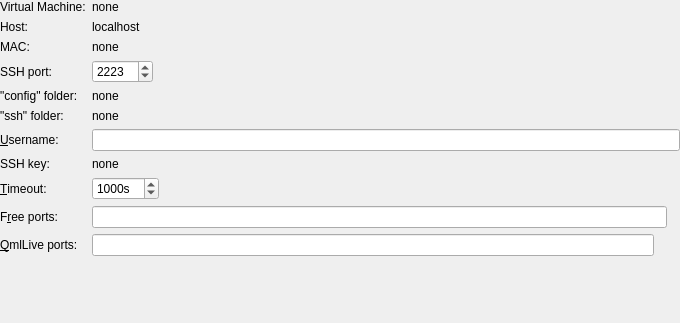
Old version of the form src/plugins/mer/meremulatordevicewidget.ui in the repository sailfishos/sailfish-qtcreator.
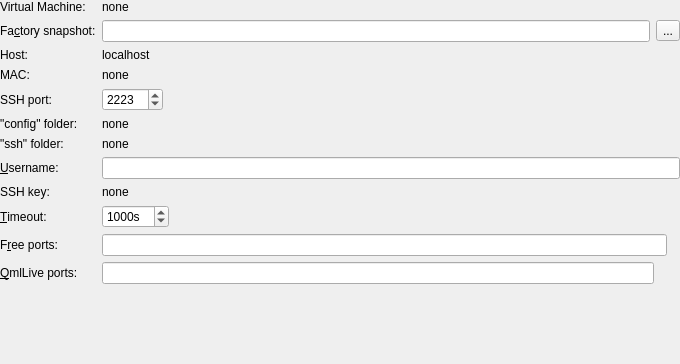
New version of the form.

Commit message: Mer: Allow to select factory snapshot for emulator

```diff
--- a/src/plugins/mer/meremulatordevicewidget.ui
+++ b/src/plugins/mer/meremulatordevicewidget.ui
@@ -7,7 +7,7 @@
     <x>0</x>
     <y>0</y>
     <width>680</width>
-    <height>323</height>
+    <height>364</height>
    </rect>
   </property>
   <property name="windowTitle">
@@ -47,13 +47,23 @@
     </widget>
    </item>
    <item row="1" column="0">
+    <widget class="QLabel" name="factorySnapshotLabel">
+     <property name="text">
+      <string>Fa&amp;ctory snapshot:</string>
+     </property>
+     <property name="buddy">
+      <cstring>factorySnapshotToolButton</cstring>
+     </property>
+    </widget>
+   </item>
+   <item row="2" column="0">
     <widget class="QLabel" name="hostLabel">
      <property name="text">
       <string>Host:</string>
      </property>
     </widget>
    </item>
-   <item row="1" column="1">
+   <item row="2" column="1">
     <widget class="QLabel" name="hostLabelEdit">
      <property name="text">
       <string>localhost</string>
@@ -63,14 +73,14 @@
      </property>
     </widget>
    </item>
-   <item row="2" column="0">
+   <item row="3" column="0">
     <widget class="QLabel" name="macLabel">
      <property name="text">
       <string>MAC:</string>
      </property>
     </widget>
    </item>
-   <item row="2" column="1">
+   <item row="3" column="1">
     <widget class="QLabel" name="macLabelEdit">
      <property name="text">
       <string>none</string>
@@ -80,7 +90,7 @@
      </property>
     </widget>
    </item>
-   <item row="3" column="0">
+   <item row="4" column="0">
     <widget class="QLabel" name="sshPortLabel">
      <property name="text">
       <string>SSH port:</string>
@@ -90,7 +100,7 @@
      </property>
     </widget>
    </item>
-   <item row="3" column="1">
+   <item row="4" column="1">
     <layout class="QHBoxLayout" name="horizontalLayout_3">
      <item>
       <widget class="QSpinBox" name="sshPortSpinBox">
@@ -126,14 +136,14 @@
      </item>
     </layout>
    </item>
-   <item row="4" column="0">
+   <item row="5" column="0">
     <widget class="QLabel" name="configFolderLabel">
      <property name="text">
       <string>&quot;config&quot; folder:</string>
      </property>
     </widget>
    </item>
-   <item row="4" column="1">
+   <item row="5" column="1">
     <widget class="QLabel" name="configFolderLabelEdit">
      <property name="sizePolicy">
       <sizepolicy hsizetype="Expanding" vsizetype="Preferred">
@@ -152,14 +162,14 @@
      </property>
     </widget>
    </item>
-   <item row="5" column="0">
+   <item row="6" column="0">
     <widget class="QLabel" name="sshFolderLabel">
      <property name="text">
       <string>&quot;ssh&quot; folder:</string>
      </property>
     </widget>
    </item>
-   <item row="5" column="1">
+   <item row="6" column="1">
     <widget class="QLabel" name="sshFolderLabelEdit">
      <property name="sizePolicy">
       <sizepolicy hsizetype="Expanding" vsizetype="Preferred">
@@ -178,7 +188,7 @@
      </property>
     </widget>
    </item>
-   <item row="6" column="0">
+   <item row="7" column="0">
     <widget class="QLabel" name="userNameLabel">
      <property name="text">
       <string>&amp;Username:</string>
@@ -188,21 +198,21 @@
      </property>
     </widget>
    </item>
-   <item row="6" column="1">
+   <item row="7" column="1">
     <widget class="QLineEdit" name="userLineEdit">
      <property name="text">
       <string notr="true"/>
      </property>
     </widget>
    </item>
-   <item row="7" column="0">
+   <item row="8" column="0">
     <widget class="QLabel" name="sshKeyLabel">
      <property name="text">
       <string>SSH key:</string>
      </property>
     </widget>
    </item>
-   <item row="7" column="1">
+   <item row="8" column="1">
     <widget class="QLabel" name="sshKeyLabelEdit">
      <property name="sizePolicy">
       <sizepolicy hsizetype="Expanding" vsizetype="Preferred">
@@ -221,7 +231,7 @@
      </property>
     </widget>
    </item>
-   <item row="8" column="0">
+   <item row="9" column="0">
     <widget class="QLabel" name="connectionTimeoutLabel">
      <property name="text">
       <string>&amp;Timeout:</string>
@@ -231,7 +241,7 @@
      </property>
     </widget>
    </item>
-   <item row="8" column="1">
+   <item row="9" column="1">
     <widget class="QSpinBox" name="timeoutSpinBox">
      <property name="sizePolicy">
       <sizepolicy hsizetype="Maximum" vsizetype="Fixed">
@@ -253,7 +263,7 @@
      </property>
     </widget>
    </item>
-   <item row="9" column="0">
+   <item row="10" column="0">
     <widget class="QLabel" name="freePortsLabel">
      <property name="text">
       <string>F&amp;ree ports:</string>
@@ -263,7 +273,7 @@
      </property>
     </widget>
    </item>
-   <item row="9" column="1">
+   <item row="10" column="1">
     <layout class="QHBoxLayout" name="horizontalLayout_2">
      <item>
       <widget class="QLineEdit" name="portsLineEdit">
@@ -281,7 +291,7 @@
      </item>
     </layout>
    </item>
-   <item row="10" column="0">
+   <item row="11" column="0">
     <widget class="QLabel" name="qmlLivePortsLabel">
      <property name="text">
       <string>&amp;QmlLive ports:</string>
@@ -291,7 +301,7 @@
      </property>
     </widget>
    </item>
-   <item row="10" column="1">
+   <item row="11" column="1">
     <layout class="QHBoxLayout" name="horizontalLayout">
      <item>
       <widget class="QLineEdit" name="qmlLivePortsLineEdit">
@@ -322,6 +332,27 @@
      </item>
     </layout>
    </item>
+   <item row="1" column="1">
+    <layout class="QHBoxLayout" name="horizontalLayout_4">
+     <item>
+      <widget class="QLineEdit" name="factorySnapshotLineEdit">
+       <property name="toolTip">
+        <string>&lt;html&gt;&lt;head/&gt;&lt;body&gt;&lt;p&gt;The name of the virtual machine snapshot that is used to restore the emulator to the &lt;span style=&quot; font-style:italic;&quot;&gt;factory&lt;/span&gt; state.&lt;/p&gt;&lt;/body&gt;&lt;/html&gt;</string>
+       </property>
+       <property name="readOnly">
+        <bool>true</bool>
+       </property>
+      </widget>
+     </item>
+     <item>
+      <widget class="QToolButton" name="factorySnapshotToolButton">
+       <property name="text">
+        <string>...</string>
+       </property>
+      </widget>
+     </item>
+    </layout>
+   </item>
   </layout>
   <zorder>userLineEdit</zorder>
   <zorder>userNameLabel</zorder>
```
Left out of the diff: 4 changed lines with no effect on the pictures. The commit also changes 2 other files.
